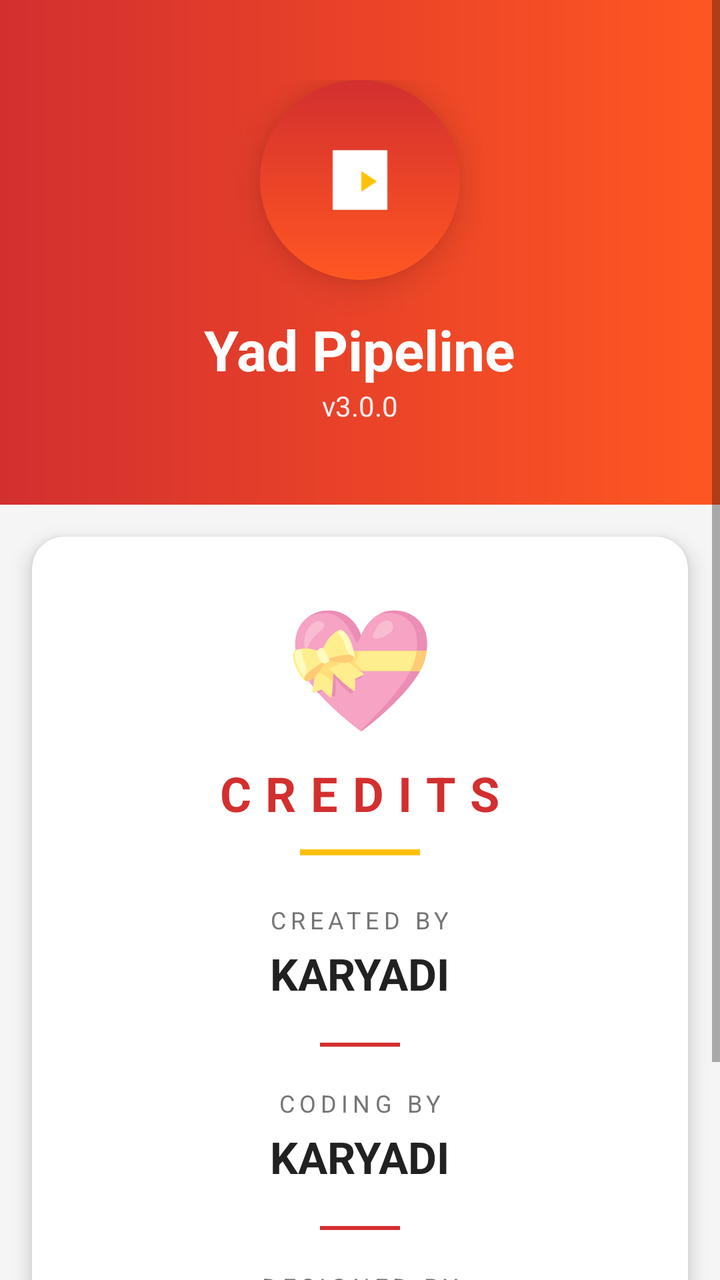
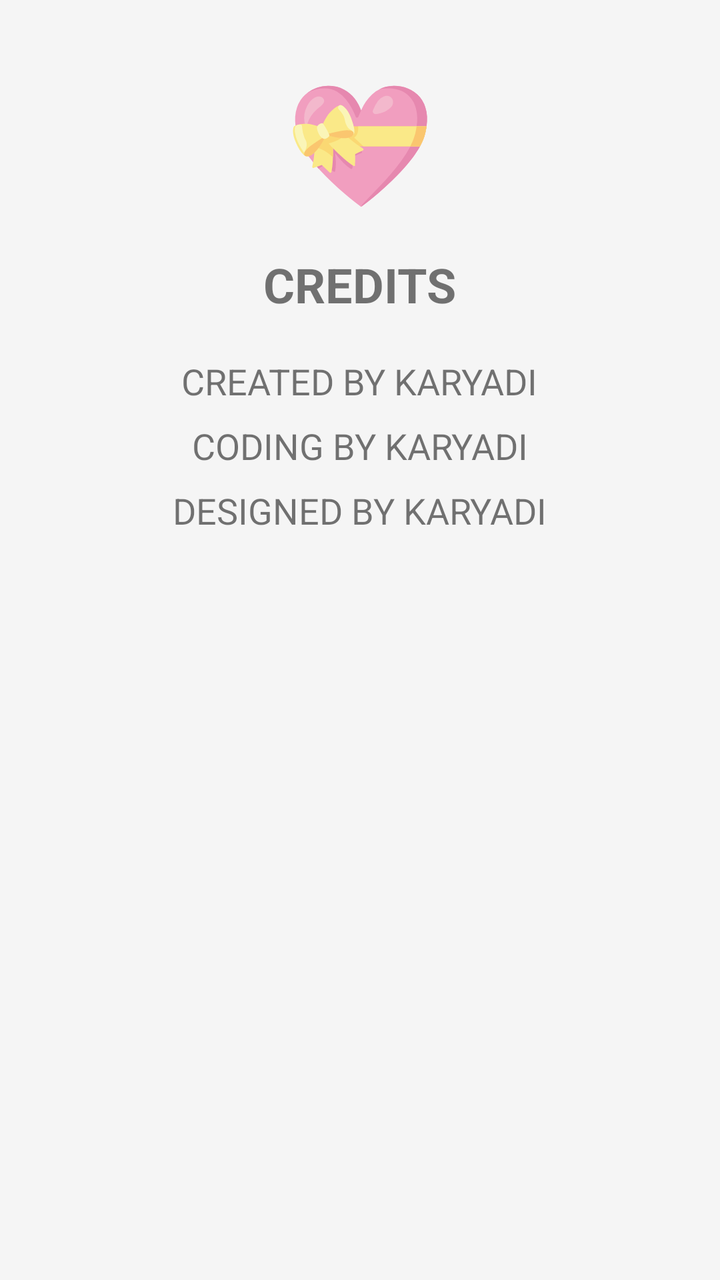

Screens rendered from an Android XML layout before and after an edit, with the pre-edit source and the edit as a unified diff.
<!-- AndroidManifest.xml: application theme Theme.YadPipeline -->
<!-- res/layout/activity_credit.xml -->
<?xml version="1.0" encoding="utf-8"?>
<ScrollView xmlns:android="http://schemas.android.com/apk/res/android"
    android:layout_width="match_parent" android:layout_height="match_parent"
    android:background="@color/bg_light">
    <LinearLayout android:layout_width="match_parent" android:layout_height="wrap_content"
        android:orientation="vertical">
        <LinearLayout android:layout_width="match_parent" android:layout_height="wrap_content"
            android:orientation="vertical" android:background="@drawable/header_gradient"
            android:padding="40dp" android:gravity="center">
            <FrameLayout android:layout_width="100dp" android:layout_height="100dp"
                android:background="@drawable/logo_bg" android:elevation="10dp">
                <ImageView android:layout_width="70dp" android:layout_height="70dp"
                    android:layout_gravity="center" android:src="@drawable/ic_launcher_foreground" />
            </FrameLayout>
            <TextView android:layout_width="wrap_content" android:layout_height="wrap_content"
                android:text="Yad Pipeline" android:textSize="28sp" android:textStyle="bold"
                android:textColor="#FFFFFF" android:layout_marginTop="16dp" />
            <TextView android:layout_width="wrap_content" android:layout_height="wrap_content"
                android:text="v3.0.0" android:textSize="14sp" android:textColor="#FFEBEE" />
        </LinearLayout>

        <androidx.cardview.widget.CardView xmlns:app="http://schemas.android.com/apk/res-auto"
            android:layout_width="match_parent" android:layout_height="wrap_content"
            android:layout_margin="16dp" app:cardCornerRadius="16dp" app:cardElevation="6dp">
            <LinearLayout android:layout_width="match_parent" android:layout_height="wrap_content"
                android:orientation="vertical" android:padding="24dp" android:gravity="center">
                <TextView android:layout_width="wrap_content" android:layout_height="wrap_content"
                    android:text="💝" android:textSize="60sp" />
                <TextView android:layout_width="wrap_content" android:layout_height="wrap_content"
                    android:text="CREDITS" android:textSize="24sp" android:textStyle="bold"
                    android:textColor="@color/brand_primary" android:letterSpacing="0.3"
                    android:layout_marginTop="8dp" />
                <View android:layout_width="60dp" android:layout_height="3dp"
                    android:background="@color/brand_accent" android:layout_marginTop="12dp"
                    android:layout_marginBottom="24dp" />
                <TextView android:layout_width="wrap_content" android:layout_height="wrap_content"
                    android:text="CREATED BY" android:textSize="12sp"
                    android:textColor="@color/text_secondary" android:letterSpacing="0.2" />
                <TextView android:layout_width="wrap_content" android:layout_height="wrap_content"
                    android:text="KARYADI" android:textSize="22sp" android:textStyle="bold"
                    android:textColor="@color/text_primary" android:layout_marginTop="4dp" />
                <View android:layout_width="40dp" android:layout_height="2dp"
                    android:background="@color/brand_primary" android:layout_marginTop="20dp"
                    android:layout_marginBottom="20dp" />
                <TextView android:layout_width="wrap_content" android:layout_height="wrap_content"
                    android:text="CODING BY" android:textSize="12sp"
                    android:textColor="@color/text_secondary" android:letterSpacing="0.2" />
                <TextView android:layout_width="wrap_content" android:layout_height="wrap_content"
                    android:text="KARYADI" android:textSize="22sp" android:textStyle="bold"
                    android:textColor="@color/text_primary" android:layout_marginTop="4dp" />
                <View android:layout_width="40dp" android:layout_height="2dp"
                    android:background="@color/brand_primary" android:layout_marginTop="20dp"
                    android:layout_marginBottom="20dp" />
                <TextView android:layout_width="wrap_content" android:layout_height="wrap_content"
                    android:text="DESIGNED BY" android:textSize="12sp"
                    android:textColor="@color/text_secondary" android:letterSpacing="0.2" />
                <TextView android:layout_width="wrap_content" android:layout_height="wrap_content"
                    android:text="KARYADI" android:textSize="22sp" android:textStyle="bold"
                    android:textColor="@color/text_primary" android:layout_marginTop="4dp" />
            </LinearLayout>
        </androidx.cardview.widget.CardView>

        <TextView android:layout_width="match_parent" android:layout_height="wrap_content"
            android:text="© 2026 KARYADI · All Rights Reserved"
            android:textSize="11sp" android:textColor="@color/text_secondary"
            android:gravity="center" android:padding="16dp" />
    </LinearLayout>
</ScrollView>
<!-- resources referenced by this layout -->
<resources>
  <color name="bg_light">#F5F5F5</color>
  <color name="brand_accent">#FFC107</color>
  <color name="brand_primary">#D32F2F</color>
  <color name="text_primary">#212121</color>
  <color name="text_secondary">#757575</color>
  <!-- drawable header_gradient (drawable) -->
  <?xml version="1.0" encoding="utf-8"?>
  <shape xmlns:android="http://schemas.android.com/apk/res/android">
      <gradient
          android:angle="0"
          android:startColor="#D32F2F"
          android:endColor="#FF5722"
          android:type="linear" />
  </shape>
  <!-- drawable ic_launcher_foreground (drawable) -->
  <?xml version="1.0" encoding="utf-8"?>
  <vector xmlns:android="http://schemas.android.com/apk/res/android"
      android:width="108dp" android:height="108dp" android:viewportWidth="108" android:viewportHeight="108">
      <group android:translateX="27" android:translateY="27">
          <path android:fillColor="#FFFFFF" android:pathData="M6,4 L48,4 L48,50 L6,50 Z M14,44 L8,44 L8,38 L14,38 Z M14,34 L8,34 L8,28 L14,28 Z M14,24 L8,24 L8,18 L14,18 Z M14,14 L8,14 L8,8 L14,8 Z M46,44 L20,44 L20,8 L46,8 Z M46,34 L40,34 L40,28 L46,28 Z M46,24 L40,24 L40,18 L46,18 Z M46,14 L40,14 L40,8 L46,8 Z"/>
          <path android:fillColor="#FFC107" android:pathData="M28,20 L28,36 L40,28 Z"/>
      </group>
  </vector>
  <!-- drawable logo_bg (drawable) -->
  <?xml version="1.0" encoding="utf-8"?>
  <shape xmlns:android="http://schemas.android.com/apk/res/android"
      android:shape="oval">
      <gradient
          android:angle="90"
          android:startColor="#FF5722"
          android:endColor="#D32F2F"
          android:type="linear" />
  </shape>
  <style name="Theme.YadPipeline" parent="Theme.MaterialComponents.DayNight.NoActionBar">
          <item name="colorPrimary">@color/brand_primary</item>
          <item name="colorAccent">@color/brand_accent</item>
          <item name="android:windowBackground">@color/bg_light</item>
          <item name="android:statusBarColor">@color/brand_dark</item>
      </style>
  <color name="brand_dark">#9A0007</color>
</resources>

<!-- the commit's change to res/layout/activity_credit.xml (unified diff, before → after) -->
@@ -1,68 +1,21 @@
 <?xml version="1.0" encoding="utf-8"?>
 <ScrollView xmlns:android="http://schemas.android.com/apk/res/android"
-    android:layout_width="match_parent" android:layout_height="match_parent"
-    android:background="@color/bg_light">
+    android:layout_width="match_parent" android:layout_height="match_parent">
     <LinearLayout android:layout_width="match_parent" android:layout_height="wrap_content"
-        android:orientation="vertical">
-        <LinearLayout android:layout_width="match_parent" android:layout_height="wrap_content"
-            android:orientation="vertical" android:background="@drawable/header_gradient"
-            android:padding="40dp" android:gravity="center">
-            <FrameLayout android:layout_width="100dp" android:layout_height="100dp"
-                android:background="@drawable/logo_bg" android:elevation="10dp">
-                <ImageView android:layout_width="70dp" android:layout_height="70dp"
-                    android:layout_gravity="center" android:src="@drawable/ic_launcher_foreground" />
-            </FrameLayout>
-            <TextView android:layout_width="wrap_content" android:layout_height="wrap_content"
-                android:text="Yad Pipeline" android:textSize="28sp" android:textStyle="bold"
-                android:textColor="#FFFFFF" android:layout_marginTop="16dp" />
-            <TextView android:layout_width="wrap_content" android:layout_height="wrap_content"
-                android:text="v3.0.0" android:textSize="14sp" android:textColor="#FFEBEE" />
-        </LinearLayout>
-
-        <androidx.cardview.widget.CardView xmlns:app="http://schemas.android.com/apk/res-auto"
-            android:layout_width="match_parent" android:layout_height="wrap_content"
-            android:layout_margin="16dp" app:cardCornerRadius="16dp" app:cardElevation="6dp">
-            <LinearLayout android:layout_width="match_parent" android:layout_height="wrap_content"
-                android:orientation="vertical" android:padding="24dp" android:gravity="center">
-                <TextView android:layout_width="wrap_content" android:layout_height="wrap_content"
-                    android:text="💝" android:textSize="60sp" />
-                <TextView android:layout_width="wrap_content" android:layout_height="wrap_content"
-                    android:text="CREDITS" android:textSize="24sp" android:textStyle="bold"
-                    android:textColor="@color/brand_primary" android:letterSpacing="0.3"
-                    android:layout_marginTop="8dp" />
-                <View android:layout_width="60dp" android:layout_height="3dp"
-                    android:background="@color/brand_accent" android:layout_marginTop="12dp"
-                    android:layout_marginBottom="24dp" />
-                <TextView android:layout_width="wrap_content" android:layout_height="wrap_content"
-                    android:text="CREATED BY" android:textSize="12sp"
-                    android:textColor="@color/text_secondary" android:letterSpacing="0.2" />
-                <TextView android:layout_width="wrap_content" android:layout_height="wrap_content"
-                    android:text="KARYADI" android:textSize="22sp" android:textStyle="bold"
-                    android:textColor="@color/text_primary" android:layout_marginTop="4dp" />
-                <View android:layout_width="40dp" android:layout_height="2dp"
-                    android:background="@color/brand_primary" android:layout_marginTop="20dp"
-                    android:layout_marginBottom="20dp" />
-                <TextView android:layout_width="wrap_content" android:layout_height="wrap_content"
-                    android:text="CODING BY" android:textSize="12sp"
-                    android:textColor="@color/text_secondary" android:letterSpacing="0.2" />
-                <TextView android:layout_width="wrap_content" android:layout_height="wrap_content"
-                    android:text="KARYADI" android:textSize="22sp" android:textStyle="bold"
-                    android:textColor="@color/text_primary" android:layout_marginTop="4dp" />
-                <View android:layout_width="40dp" android:layout_height="2dp"
-                    android:background="@color/brand_primary" android:layout_marginTop="20dp"
-                    android:layout_marginBottom="20dp" />
-                <TextView android:layout_width="wrap_content" android:layout_height="wrap_content"
-                    android:text="DESIGNED BY" android:textSize="12sp"
-                    android:textColor="@color/text_secondary" android:letterSpacing="0.2" />
-                <TextView android:layout_width="wrap_content" android:layout_height="wrap_content"
-                    android:text="KARYADI" android:textSize="22sp" android:textStyle="bold"
-                    android:textColor="@color/text_primary" android:layout_marginTop="4dp" />
-            </LinearLayout>
-        </androidx.cardview.widget.CardView>
-
-        <TextView android:layout_width="match_parent" android:layout_height="wrap_content"
-            android:text="© 2026 KARYADI · All Rights Reserved"
-            android:textSize="11sp" android:textColor="@color/text_secondary"
-            android:gravity="center" android:padding="16dp" />
+        android:orientation="vertical" android:padding="30dp" android:gravity="center">
+        <TextView android:layout_width="wrap_content" android:layout_height="wrap_content"
+            android:text="💝" android:textSize="60sp" />
+        <TextView android:layout_width="wrap_content" android:layout_height="wrap_content"
+            android:text="CREDITS" android:textSize="24sp" android:textStyle="bold"
+            android:layout_marginTop="16dp" />
+        <TextView android:layout_width="wrap_content" android:layout_height="wrap_content"
+            android:text="CREATED BY KARYADI" android:textSize="18sp"
+            android:layout_marginTop="20dp" />
+        <TextView android:layout_width="wrap_content" android:layout_height="wrap_content"
+            android:text="CODING BY KARYADI" android:textSize="18sp"
+            android:layout_marginTop="8dp" />
+        <TextView android:layout_width="wrap_content" android:layout_height="wrap_content"
+            android:text="DESIGNED BY KARYADI" android:textSize="18sp"
+            android:layout_marginTop="8dp" />
     </LinearLayout>
 </ScrollView>
<!-- resource entries referenced after the edit -->
@@ -3,36 +3,6 @@
   <color name="bg_light">#F5F5F5</color>
   <color name="brand_accent">#FFC107</color>
   <color name="brand_primary">#D32F2F</color>
-  <color name="text_primary">#212121</color>
-  <color name="text_secondary">#757575</color>
-  <!-- drawable header_gradient (drawable) -->
-  <?xml version="1.0" encoding="utf-8"?>
-  <shape xmlns:android="http://schemas.android.com/apk/res/android">
-      <gradient
-          android:angle="0"
-          android:startColor="#D32F2F"
-          android:endColor="#FF5722"
-          android:type="linear" />
-  </shape>
-  <!-- drawable ic_launcher_foreground (drawable) -->
-  <?xml version="1.0" encoding="utf-8"?>
-  <vector xmlns:android="http://schemas.android.com/apk/res/android"
-      android:width="108dp" android:height="108dp" android:viewportWidth="108" android:viewportHeight="108">
-      <group android:translateX="27" android:translateY="27">
-          <path android:fillColor="#FFFFFF" android:pathData="M6,4 L48,4 L48,50 L6,50 Z M14,44 L8,44 L8,38 L14,38 Z M14,34 L8,34 L8,28 L14,28 Z M14,24 L8,24 L8,18 L14,18 Z M14,14 L8,14 L8,8 L14,8 Z M46,44 L20,44 L20,8 L46,8 Z M46,34 L40,34 L40,28 L46,28 Z M46,24 L40,24 L40,18 L46,18 Z M46,14 L40,14 L40,8 L46,8 Z"/>
-          <path android:fillColor="#FFC107" android:pathData="M28,20 L28,36 L40,28 Z"/>
-      </group>
-  </vector>
-  <!-- drawable logo_bg (drawable) -->
-  <?xml version="1.0" encoding="utf-8"?>
-  <shape xmlns:android="http://schemas.android.com/apk/res/android"
-      android:shape="oval">
-      <gradient
-          android:angle="90"
-          android:startColor="#FF5722"
-          android:endColor="#D32F2F"
-          android:type="linear" />
-  </shape>
   <style name="Theme.YadPipeline" parent="Theme.MaterialComponents.DayNight.NoActionBar">
           <item name="colorPrimary">@color/brand_primary</item>
           <item name="colorAccent">@color/brand_accent</item>
